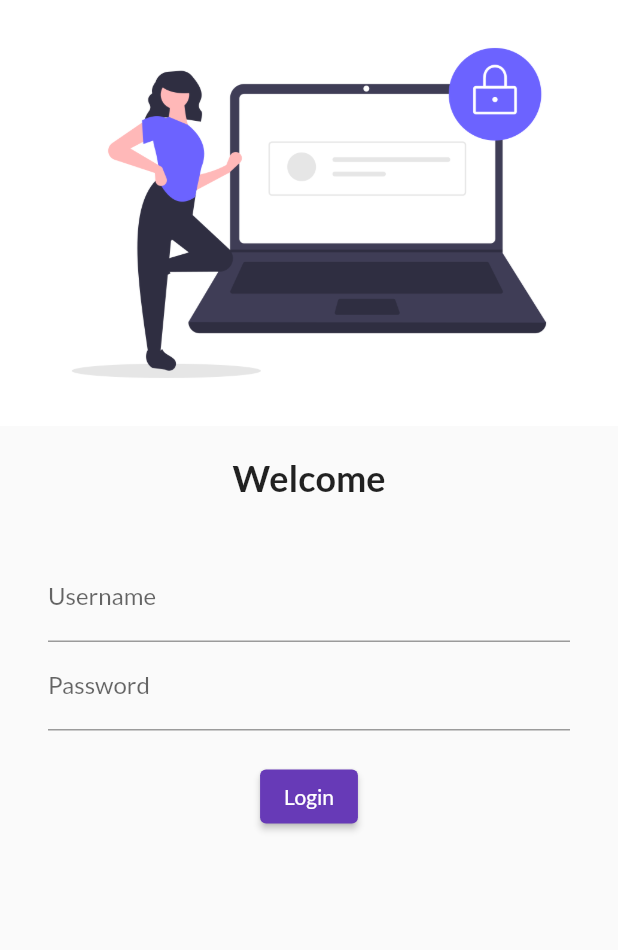
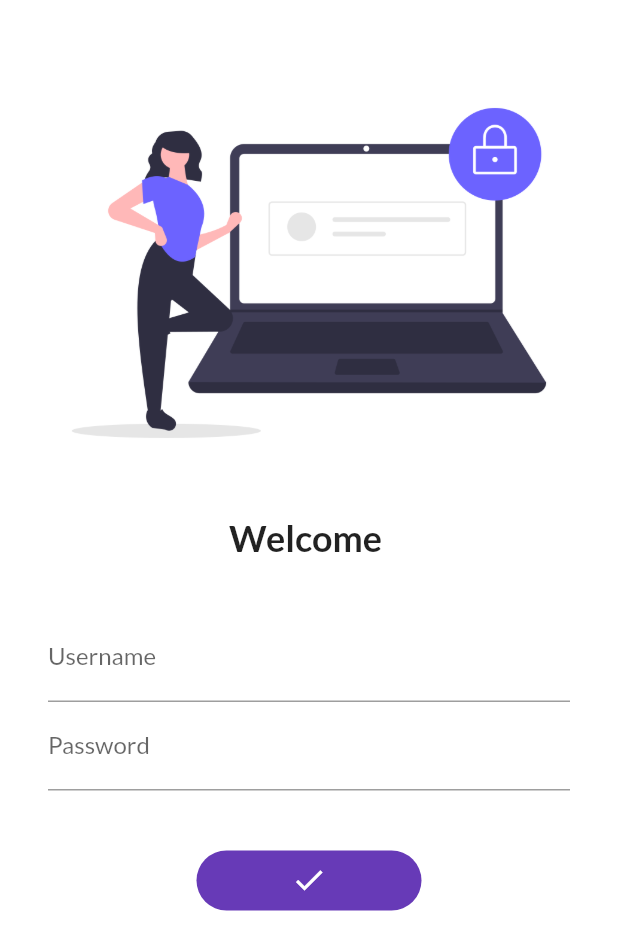
Before and after one commit to sailie-ghole/catalog_app, a Flutter app: the screen it shows after launch, on a phone screen of 412 x 824 dp. Shown: the top 950 px of the screen. Run offline on Flutter 3.47's test engine with Material 2 defaults, Android fonts, the phone set to English and light mode, and no system bars; our stand-ins replace google_fonts.

Commit message:
Login Page completed

```diff
--- a/lib/main.dart
+++ b/lib/main.dart
@@ -1,4 +1,5 @@
 import 'package:catalog_app/pages/login_page.dart';
+import 'package:catalog_app/utils/routes.dart';
 import 'package:flutter/material.dart';
 import 'package:google_fonts/google_fonts.dart';
 
@@ -25,8 +26,8 @@ class MyApp extends StatelessWidget {
       ),
       routes: {
         "/" : (context) => LoginPage(),
-        "/home" : (context) => HomePage(),
-        "/login": (context) => LoginPage(),
+        MyRoutes.homeRoute: (context) => HomePage(),
+        MyRoutes.loginRoute: (context) => LoginPage(),
       },
     );
   }
--- a/lib/pages/login_page.dart
+++ b/lib/pages/login_page.dart
@@ -1,21 +1,36 @@
+import 'package:catalog_app/utils/routes.dart';
 import 'package:flutter/material.dart';
 
-class LoginPage extends StatelessWidget {
+class LoginPage extends StatefulWidget {
+
+  @override
+  State<LoginPage> createState() => _LoginPageState();
+}
+
+class _LoginPageState extends State<LoginPage> {
+
+  String name = "";
+  bool changedButton = true;
 
   @override
   Widget build(BuildContext context) {
     return Material(
+      color: Colors.white,
+      child: SingleChildScrollView(
         child: Column(
           children: [
+            const SizedBox(
+              height:40,
+              ),
             Image.asset("assets/images/login_image.png",
             fit: BoxFit.cover,
             ),
             const SizedBox(
               height:20,
               ),
-          const Text(
-            "Welcome",
-            style: TextStyle(
+             Text(
+              "Welcome $name",
+              style: const TextStyle(
                 fontSize: 24,
                 fontWeight: FontWeight.bold,
               )
@@ -32,6 +47,12 @@ class LoginPage extends StatelessWidget {
                         hintText: "Enter Username",
                         labelText: "Username",
                       ),
+                      onChanged: (value){
+                        name = value;
+                        setState(() {
+
+                        });
+                      },
                     ),
                     TextFormField(
                       obscureText: true,
@@ -41,19 +62,53 @@ class LoginPage extends StatelessWidget {
                       ),
                     ),
                     const SizedBox(
-                    height:20,
+                      height:40,
                     ),
-                  ElevatedButton(
-                    onPressed: () {
-
+                    InkWell(
+                      onTap: () async {
+                        setState(() {
+                          changedButton = true;
+                        });
+                        await Future.delayed(Duration(seconds: 1));
+                        Navigator.pushNamed(context, MyRoutes.homeRoute);
                       },
-                    child: const Text("Login" ),
-                    style: TextButton.styleFrom(),
+                      child: AnimatedContainer(
+                        duration: Duration(seconds: 1),
+                        width: changedButton? 150: 50,
+                        height: 40,
+                        child: changedButton?
+                        const Icon(
+                          Icons.done,
+                          color: Colors.white,
                           )
+                        :Text(
+                          "Login",
+                          style: TextStyle(
+                          color: Colors.white,
+                          fontWeight: FontWeight.bold,
+                         )
+                        ),
+                        decoration: BoxDecoration(
+                          color: Colors.deepPurple,
+                          //shape: changedButton? BoxShape.circle: BoxShape.rectangle,
+                          borderRadius: BorderRadius.circular(
+                            changedButton? 50 : 8,
+                          )
+                        ),
+                      ),
+                    )
+                    // ElevatedButton(
+                    //   onPressed: () {
+                    //     Navigator.pushNamed(context, MyRoutes.homeRoute);
+                    //   },
+                    //   child: const Text("Login" ),
+                    //   style: TextButton.styleFrom(minimumSize: Size(150, 40)),
+                    //   )
                   ],
                 ),
               ),
            ],
+          ),
       )
     );
   }
--- /dev/null
+++ b/lib/utils/routes.dart
@@ -0,0 +1,4 @@
+class MyRoutes{
+  static String loginRoute ="/login";
+  static String homeRoute ="/home";
+}
```
Lines whose indentation alone changed are shown as unchanged.
